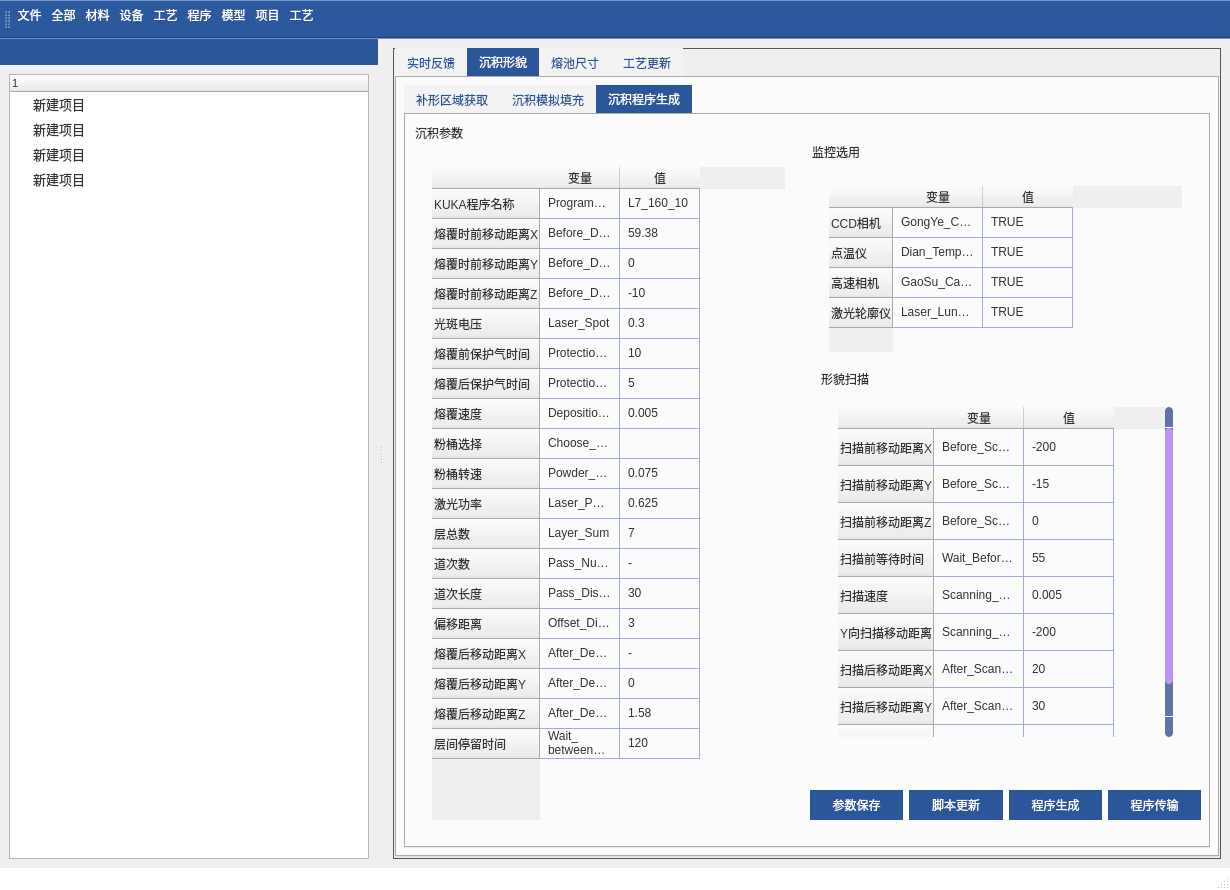
First picture: the form in new_thu/UI/main_viewer.ui, repository mihudaner/THU, before the edit.
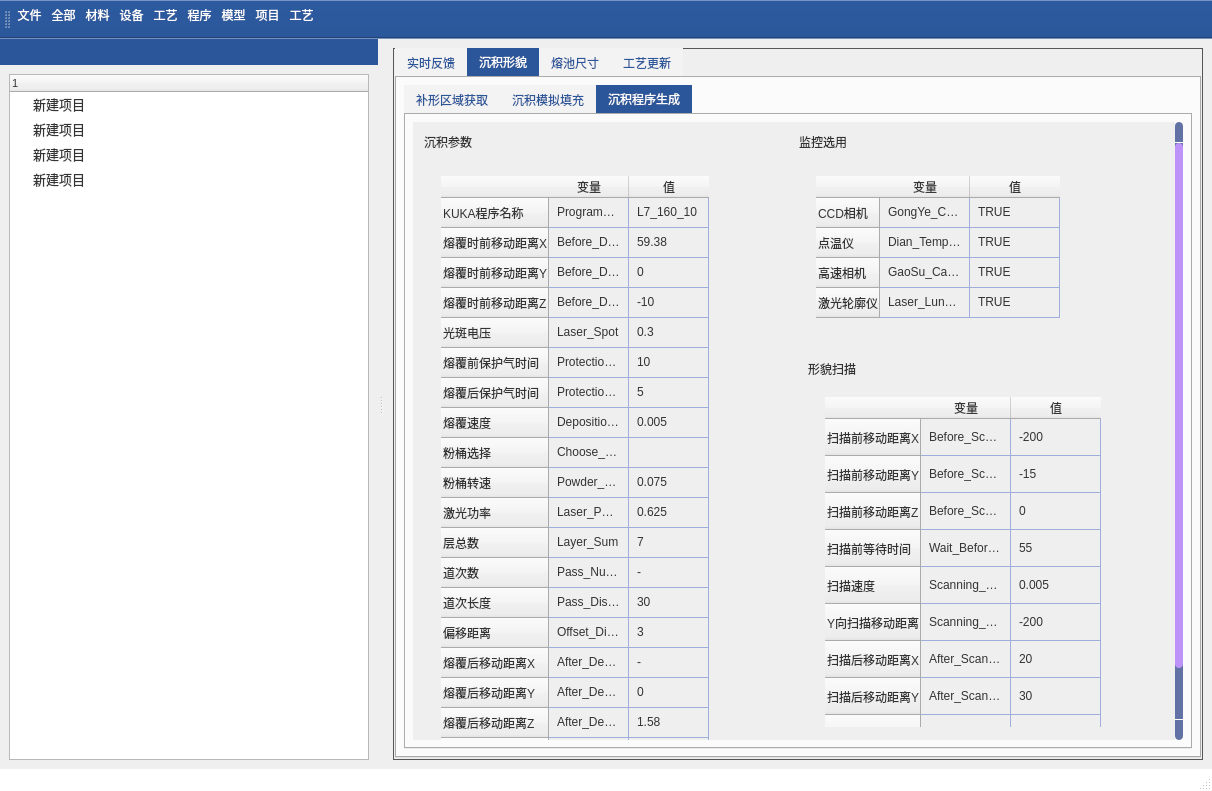
Second picture: the form after the edit. The open tabs and pages were chosen to show the change. Icons and pictures are not drawn.

Patch:
```diff
--- a/new_thu/UI/main_viewer.ui
+++ b/new_thu/UI/main_viewer.ui
@@ -6,8 +6,8 @@
    <rect>
     <x>0</x>
     <y>0</y>
-    <width>1230</width>
-    <height>890</height>
+    <width>1212</width>
+    <height>791</height>
    </rect>
   </property>
   <property name="maximumSize">
@@ -1142,6 +1142,21 @@
               </attribute>
               <layout class="QHBoxLayout" name="horizontalLayout_15">
                <item>
+                <widget class="QScrollArea" name="scrollArea">
+                 <property name="widgetResizable">
+                  <bool>true</bool>
+                 </property>
+                 <widget class="QWidget" name="scrollAreaWidgetContents">
+                  <property name="geometry">
+                   <rect>
+                    <x>0</x>
+                    <y>0</y>
+                    <width>747</width>
+                    <height>704</height>
+                   </rect>
+                  </property>
+                  <layout class="QHBoxLayout" name="horizontalLayout_10">
+                   <item>
                 <widget class="QGroupBox" name="groupBox_4">
                  <property name="sizePolicy">
                   <sizepolicy hsizetype="Preferred" vsizetype="Minimum">
@@ -1174,6 +1189,12 @@
                       <verstretch>0</verstretch>
                      </sizepolicy>
                     </property>
+                        <property name="verticalScrollBarPolicy">
+                         <enum>Qt::ScrollBarAlwaysOff</enum>
+                        </property>
+                        <property name="horizontalScrollBarPolicy">
+                         <enum>Qt::ScrollBarAlwaysOff</enum>
+                        </property>
                     <attribute name="horizontalHeaderDefaultSectionSize">
                      <number>80</number>
                     </attribute>
@@ -1490,7 +1511,7 @@
                    <property name="title">
                     <string>监控选用</string>
                    </property>
-                   <layout class="QVBoxLayout" name="verticalLayout_10" stretch="1,2,1">
+                       <layout class="QVBoxLayout" name="verticalLayout_10" stretch="1,2,0">
                     <item>
                      <widget class="QLabel" name="label_14">
                       <property name="maximumSize">
@@ -1512,6 +1533,9 @@
                         <verstretch>0</verstretch>
                        </sizepolicy>
                       </property>
+                          <property name="verticalScrollBarPolicy">
+                           <enum>Qt::ScrollBarAlwaysOff</enum>
+                          </property>
                       <attribute name="horizontalHeaderMinimumSectionSize">
                        <number>90</number>
                       </attribute>
@@ -1638,6 +1662,9 @@
                            <height>350</height>
                           </size>
                          </property>
+                             <property name="verticalScrollBarPolicy">
+                              <enum>Qt::ScrollBarAlwaysOff</enum>
+                             </property>
                          <attribute name="horizontalHeaderMinimumSectionSize">
                           <number>90</number>
                          </attribute>
@@ -1860,6 +1887,10 @@
                   </layout>
                  </item>
                 </layout>
+                   </item>
+                  </layout>
+                 </widget>
+                </widget>
                </item>
               </layout>
              </widget>
```
Left out of the diff: 2 changed lines with no effect on the pictures. Lines whose indentation alone changed are shown as unchanged.
